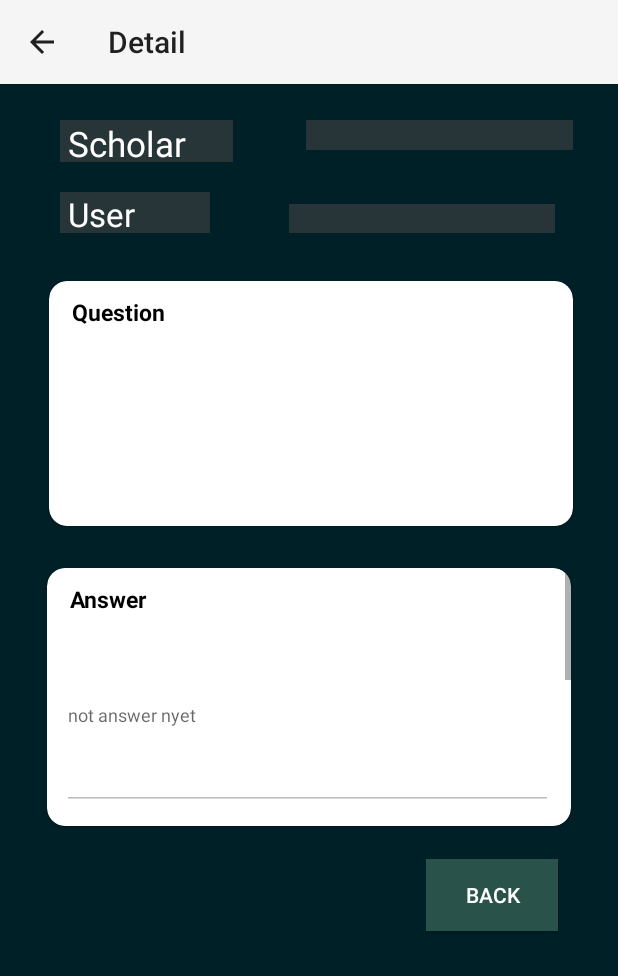
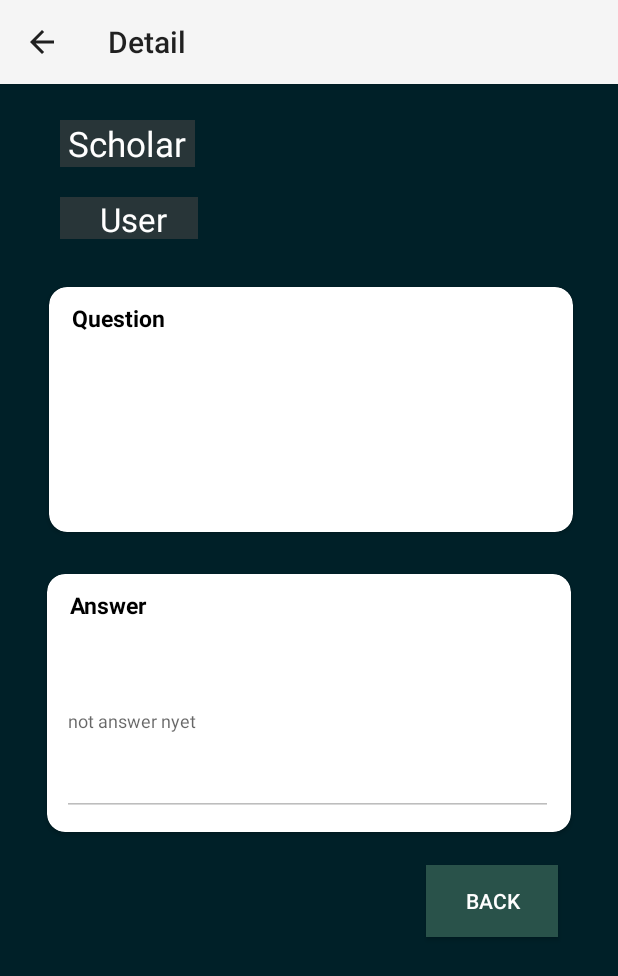
Before and after one commit to dannyz61/Prayer-Learner, an Android app: the QuestionDetails screen opened directly, with no data from a screen before it, on a phone screen of 412 x 824 dp. Shown: the top 976 px of the screen. Run offline under Robolectric (Android 15) with nearby library versions, the phone set to English and light mode, and no system bars; our stand-ins replace Firebase (no records; nobody signed in at launch, a user with empty details on screens opened directly).

Commit message:
Scholar Panel

```diff
--- a/app/src/main/res/layout/activity_question_details.xml
+++ b/app/src/main/res/layout/activity_question_details.xml
@@ -10,8 +10,8 @@
 
     <TextView
         android:id="@+id/textView42"
-        android:layout_width="115dp"
-        android:layout_height="28dp"
+        android:layout_width="90dp"
+        android:layout_height="31dp"
         android:layout_marginStart="40dp"
         android:layout_marginTop="24dp"
         android:background="#9444"
@@ -29,7 +29,7 @@
         android:layout_height="20dp"
         android:layout_marginStart="52dp"
         android:layout_marginTop="24dp"
-        android:background="#9444"
+
         android:paddingStart="5dp"
         android:paddingEnd="5dp"
         android:text="Molana TARIQ JAMEEL"
@@ -43,27 +43,26 @@
         android:id="@+id/user_name_view"
         android:layout_width="177dp"
         android:layout_height="19dp"
-        android:layout_marginTop="36dp"
-        android:background="#9444"
+        android:layout_marginTop="28dp"
         android:paddingStart="5dp"
         android:paddingEnd="5dp"
         android:text="Molana TARIQ JAMEEL"
         android:textColor="@color/white"
         app:layout_constraintEnd_toEndOf="parent"
-        app:layout_constraintHorizontal_bias="0.82"
+        app:layout_constraintHorizontal_bias="0.85"
         app:layout_constraintStart_toStartOf="parent"
         app:layout_constraintTop_toBottomOf="@+id/scholar_name_view2" />
 
     <TextView
         android:id="@+id/textView5"
-        android:layout_width="100dp"
-        android:layout_height="27dp"
+        android:layout_width="92dp"
+        android:layout_height="28dp"
         android:layout_marginStart="40dp"
         android:layout_marginTop="20dp"
         android:background="#9444"
         android:paddingStart="5dp"
         android:paddingEnd="5dp"
-        android:text="User"
+        android:text="    User"
         android:textColor="@color/white"
         android:textSize="22dp"
         app:layout_constraintStart_toStartOf="parent"
@@ -98,18 +97,8 @@
         app:layout_constraintTop_toTopOf="@+id/view2">
 
 
-        <ScrollView
-            android:layout_width="match_parent"
-            android:layout_height="match_parent">
-
-            <LinearLayout
-                android:layout_width="match_parent"
-                android:layout_height="wrap_content"
-                android:orientation="vertical" >
-
         <TextView
             android:id="@+id/questionview"
-                    android:scrollbars = "vertical"
             android:layout_width="325dp"
             android:layout_height="112dp"
             android:layout_marginLeft="10dp"
@@ -118,8 +107,6 @@
             android:textSize="12dp">
 
         </TextView>
-            </LinearLayout>
-        </ScrollView>
 
         <TextView
             android:id="@+id/textView10"
@@ -153,18 +140,8 @@
         app:layout_constraintStart_toStartOf="@+id/view2"
         app:layout_constraintTop_toBottomOf="@+id/cardView2">
 
-        <ScrollView
-            android:layout_width="match_parent"
-            android:layout_height="match_parent">
-
-            <LinearLayout
-                android:layout_width="match_parent"
-                android:layout_height="wrap_content"
-                android:orientation="vertical" >
-
         <EditText
             android:id="@+id/ansview"
-                    android:scrollbars = "vertical"
             android:layout_width="327dp"
             android:layout_height="126dp"
             android:layout_marginLeft="10dp"
@@ -175,8 +152,6 @@
             android:textSize="12dp">
 
         </EditText>
-            </LinearLayout>
-        </ScrollView>
 
         <TextView
             android:id="@+id/textView9"
@@ -210,7 +185,7 @@
         android:id="@+id/submit"
         android:layout_width="146dp"
         android:layout_height="54dp"
-        android:layout_marginTop="16dp"
+        android:layout_marginTop="8dp"
         android:layout_marginEnd="156dp"
         android:background="#29524A"
         android:onClick="submit"
```
Lines whose indentation alone changed are shown as unchanged.
